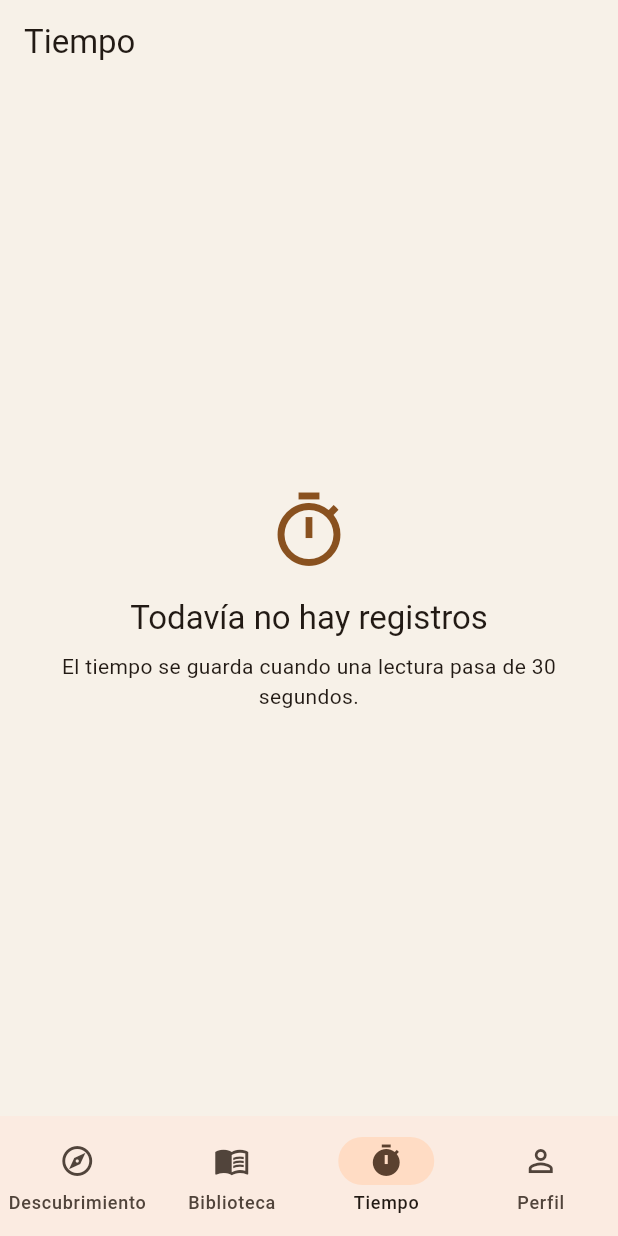
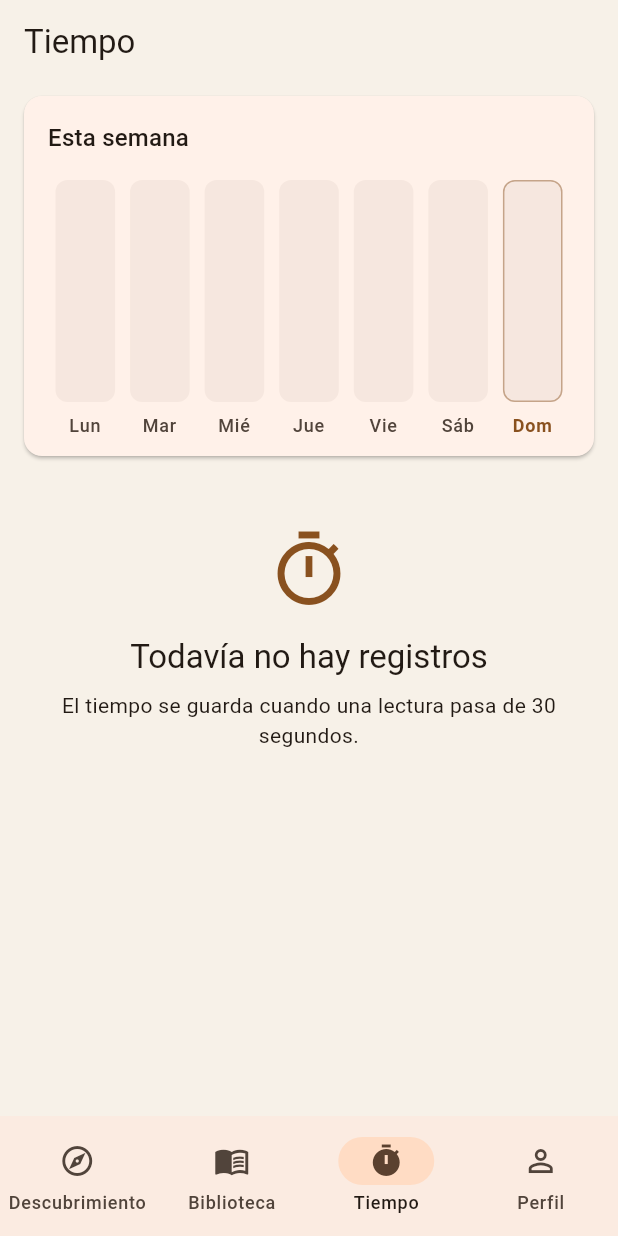
Before and after one commit to BrayanOB2003/epub_reader, a Flutter app: the ReadingTimePage screen opened by its route, on a phone screen of 412 x 824 dp. Run offline on Flutter 3.47's test engine with Material 3 defaults, Android fonts, the phone set to English and light mode, and no system bars; our stand-ins replace drift, file_picker, flutter_riverpod, go_router, share_plus; missing offline and left inert: flutter_readium; accounts and stored records are empty; generated files the repository leaves out were written again.

Commit message:
Add weekly reading chart feature with data aggregation for daily reading sessions. Update ReadingTimePage to display the chart and integrate user reading goals. Enhance tests to validate weekly reading calculations and UI components.

```diff
--- a/lib/features/habits/reading_time.dart
+++ b/lib/features/habits/reading_time.dart
@@ -40,6 +40,49 @@ List<BookReadingTime> readingTimeByBook({
   return records;
 }
 
+class DailyReading {
+  const DailyReading({required this.day, required this.engagedSeconds});
+
+  final DateTime day;
+  final int engagedSeconds;
+}
+
+List<DailyReading> weeklyReading({
+  required Iterable<ReadingSession> sessions,
+  required DateTime now,
+}) {
+  final today = _localDate(now);
+  final monday = DateTime(
+    today.year,
+    today.month,
+    today.day - (today.weekday - 1),
+  );
+  final totals = List<int>.filled(7, 0);
+  for (final session in sessions) {
+    final index = _calendarDaysBetween(monday, _localDate(session.startedAt));
+    if (index < 0 || index > 6) continue;
+    totals[index] += session.engagedSeconds;
+  }
+  return [
+    for (var index = 0; index < 7; index++)
+      DailyReading(
+        day: DateTime(monday.year, monday.month, monday.day + index),
+        engagedSeconds: totals[index],
+      ),
+  ];
+}
+
+DateTime _localDate(DateTime instant) {
+  final local = instant.toLocal();
+  return DateTime(local.year, local.month, local.day);
+}
+
+int _calendarDaysBetween(DateTime start, DateTime day) {
+  final first = DateTime.utc(start.year, start.month, start.day);
+  final second = DateTime.utc(day.year, day.month, day.day);
+  return second.difference(first).inDays;
+}
+
 String formatReadingDuration(int seconds) {
   final safe = seconds < 0 ? 0 : seconds;
   final hours = safe ~/ 3600;
--- a/lib/features/habits/reading_time_page.dart
+++ b/lib/features/habits/reading_time_page.dart
@@ -1,5 +1,7 @@
 import 'package:epub_reader/app/providers.dart';
 import 'package:epub_reader/features/habits/reading_time.dart';
+import 'package:epub_reader/features/habits/weekly_reading_chart.dart';
+import 'package:epub_reader/features/profile/reader_profile_store.dart';
 import 'package:flutter/material.dart';
 import 'package:flutter_riverpod/flutter_riverpod.dart';
 
@@ -10,6 +12,11 @@ class ReadingTimePage extends ConsumerWidget {
   Widget build(BuildContext context, WidgetRef ref) {
     final books = ref.watch(booksProvider);
     final sessions = ref.watch(readingSessionsProvider);
+    final goalMinutes = ref
+        .watch(readerProfileProvider)
+        .asData
+        ?.value
+        ?.dailyGoalMinutes;
 
     return Scaffold(
       appBar: AppBar(title: const Text('Tiempo')),
@@ -26,13 +33,23 @@ class ReadingTimePage extends ConsumerWidget {
               titles: {for (final book in bookList) book.id: book.title},
               sessions: sessionList,
             );
-            if (records.isEmpty) return const _EmptyTime();
-            return ListView.separated(
+            final now = DateTime.now();
+            return ListView(
               padding: const EdgeInsets.fromLTRB(16, 8, 16, 24),
-              itemCount: records.length,
-              separatorBuilder: (_, _) => const SizedBox(height: 12),
-              itemBuilder: (context, index) =>
-                  _BookTimeCard(record: records[index]),
+              children: [
+                WeeklyReadingChart(
+                  days: weeklyReading(sessions: sessionList, now: now),
+                  goalSeconds: goalMinutes == null ? null : goalMinutes * 60,
+                  today: now,
+                ),
+                if (records.isEmpty)
+                  const _EmptyTime()
+                else
+                  for (final record in records) ...[
+                    const SizedBox(height: 12),
+                    _BookTimeCard(record: record),
+                  ],
+              ],
             );
           },
         ),
@@ -47,11 +64,9 @@ class _EmptyTime extends StatelessWidget {
   @override
   Widget build(BuildContext context) {
     final theme = Theme.of(context);
-    return Center(
-      child: Padding(
-        padding: const EdgeInsets.all(32),
+    return Padding(
+      padding: const EdgeInsets.fromLTRB(16, 48, 16, 24),
       child: Column(
-          mainAxisSize: MainAxisSize.min,
         children: [
           Icon(
             Icons.timer_outlined,
@@ -67,7 +82,6 @@ class _EmptyTime extends StatelessWidget {
             textAlign: TextAlign.center,
           ),
         ],
-        ),
       ),
     );
   }
--- /dev/null
+++ b/lib/features/habits/weekly_reading_chart.dart
@@ -0,0 +1,208 @@
+import 'package:epub_reader/features/habits/reading_time.dart';
+import 'package:flutter/material.dart';
+
+const weekdayLabels = ['Lun', 'Mar', 'Mié', 'Jue', 'Vie', 'Sáb', 'Dom'];
+
+class WeeklyReadingChart extends StatelessWidget {
+  const WeeklyReadingChart({
+    super.key,
+    required this.days,
+    required this.goalSeconds,
+    required this.today,
+  });
+
+  final List<DailyReading> days;
+  final int? goalSeconds;
+  final DateTime today;
+
+  @override
+  Widget build(BuildContext context) {
+    final theme = Theme.of(context);
+    final color = theme.colorScheme;
+    final peak = days.fold<int>(
+      0,
+      (highest, day) =>
+          day.engagedSeconds > highest ? day.engagedSeconds : highest,
+    );
+    final goal = goalSeconds;
+    final scale = _chartScale(goalSeconds: goal ?? 0, peakSeconds: peak);
+    final goalFraction = goal == null || goal <= 0 ? null : goal / scale;
+    final lineColor = color.onSurface;
+
+    return Card(
+      margin: EdgeInsets.zero,
+      child: Padding(
+        padding: const EdgeInsets.fromLTRB(16, 16, 16, 12),
+        child: Column(
+          crossAxisAlignment: CrossAxisAlignment.start,
+          children: [
+            Row(
+              children: [
+                Text('Esta semana', style: theme.textTheme.titleMedium),
+                const Spacer(),
+                if (goalFraction != null) ...[
+                  CustomPaint(
+                    size: const Size(22, 10),
+                    painter: _DashedGoalPainter(color: lineColor),
+                  ),
+                  const SizedBox(width: 6),
+                  Text(
+                    'Meta · ${formatReadingDuration(goal!)}',
+                    style: theme.textTheme.bodySmall?.copyWith(
+                      color: color.onSurfaceVariant,
+                    ),
+                  ),
+                ],
+              ],
+            ),
+            const SizedBox(height: 16),
+            SizedBox(
+              height: 148,
+              child: Stack(
+                children: [
+                  Row(
+                    crossAxisAlignment: CrossAxisAlignment.stretch,
+                    children: [
+                      for (final day in days)
+                        Expanded(
+                          child: Padding(
+                            padding: const EdgeInsets.symmetric(horizontal: 5),
+                            child: _DayBar(
+                              fraction: day.engagedSeconds / scale,
+                              label:
+                                  '${weekdayLabels[day.day.weekday - 1]}, ${formatReadingDuration(day.engagedSeconds)}',
+                              filled: day.engagedSeconds > 0,
+                              isToday: _sameDay(day.day, today),
+                            ),
+                          ),
+                        ),
+                    ],
+                  ),
+                  if (goalFraction != null)
+                    Positioned(
+                      left: 0,
+                      right: 0,
+                      bottom: 148 * goalFraction - 1,
+                      height: 2,
+                      child: CustomPaint(
+                        painter: _DashedGoalPainter(color: lineColor),
+                      ),
+                    ),
+                ],
+              ),
+            ),
+            const SizedBox(height: 8),
+            Row(
+              children: [
+                for (final day in days)
+                  Expanded(
+                    child: Text(
+                      weekdayLabels[day.day.weekday - 1],
+                      textAlign: TextAlign.center,
+                      style: theme.textTheme.labelMedium?.copyWith(
+                        color: _sameDay(day.day, today)
+                            ? color.primary
+                            : color.onSurfaceVariant,
+                        fontWeight: _sameDay(day.day, today)
+                            ? FontWeight.w700
+                            : FontWeight.w500,
+                      ),
+                    ),
+                  ),
+              ],
+            ),
+          ],
+        ),
+      ),
+    );
+  }
+}
+
+class _DayBar extends StatelessWidget {
+  const _DayBar({
+    required this.fraction,
+    required this.label,
+    required this.filled,
+    required this.isToday,
+  });
+
+  final double fraction;
+  final String label;
+  final bool filled;
+  final bool isToday;
+
+  @override
+  Widget build(BuildContext context) {
+    final color = Theme.of(context).colorScheme;
+    final height = fraction.clamp(0.0, 1.0);
+    return Semantics(
+      label: label,
+      excludeSemantics: true,
+      child: DecoratedBox(
+        decoration: BoxDecoration(
+          color: color.surfaceContainerHighest.withValues(alpha: 0.55),
+          borderRadius: BorderRadius.circular(8),
+          border: isToday
+              ? Border.all(color: color.primary.withValues(alpha: 0.45))
+              : null,
+        ),
+        child: filled
+            ? Align(
+                alignment: Alignment.bottomCenter,
+                child: FractionallySizedBox(
+                  heightFactor: height == 0 ? 0.02 : height,
+                  widthFactor: 1,
+                  child: DecoratedBox(
+                    decoration: BoxDecoration(
+                      color: color.primary,
+                      borderRadius: BorderRadius.circular(8),
+                    ),
+                    child: const SizedBox.expand(),
+                  ),
+                ),
+              )
+            : const SizedBox.expand(),
+      ),
+    );
+  }
+}
+
+class _DashedGoalPainter extends CustomPainter {
+  const _DashedGoalPainter({required this.color});
+
+  final Color color;
+
+  @override
+  void paint(Canvas canvas, Size size) {
+    final paint = Paint()
+      ..color = color
+      ..strokeWidth = 1.5
+      ..strokeCap = StrokeCap.round;
+    const dash = 5.0;
+    const gap = 4.0;
+    final y = size.height / 2;
+    var x = 0.0;
+    while (x < size.width) {
+      final end = (x + dash).clamp(0.0, size.width);
+      canvas.drawLine(Offset(x, y), Offset(end, y), paint);
+      x += dash + gap;
+    }
+  }
+
+  @override
+  bool shouldRepaint(_DashedGoalPainter oldDelegate) =>
+      oldDelegate.color != color;
+}
+
+double _chartScale({required int goalSeconds, required int peakSeconds}) {
+  final top = goalSeconds > peakSeconds ? goalSeconds : peakSeconds;
+  if (top <= 0) return 1;
+  return top * 1.15;
+}
+
+bool _sameDay(DateTime day, DateTime today) {
+  final current = today.toLocal();
+  return day.year == current.year &&
+      day.month == current.month &&
+      day.day == current.day;
+}
```
Also changed, not shown: 2 other files. Lines whose indentation alone changed are shown as unchanged.
